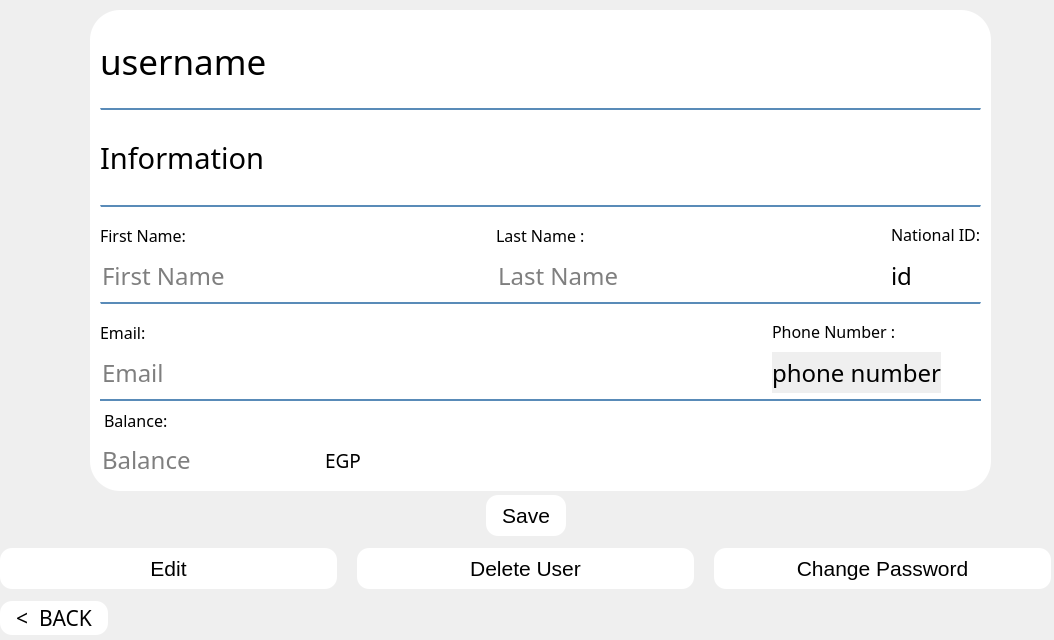
Above: wallet_proj_qt/simple_wallet/editprofile.ui from Mahossam36/Smart-Wallet-System before the change. Below: the same form after it.
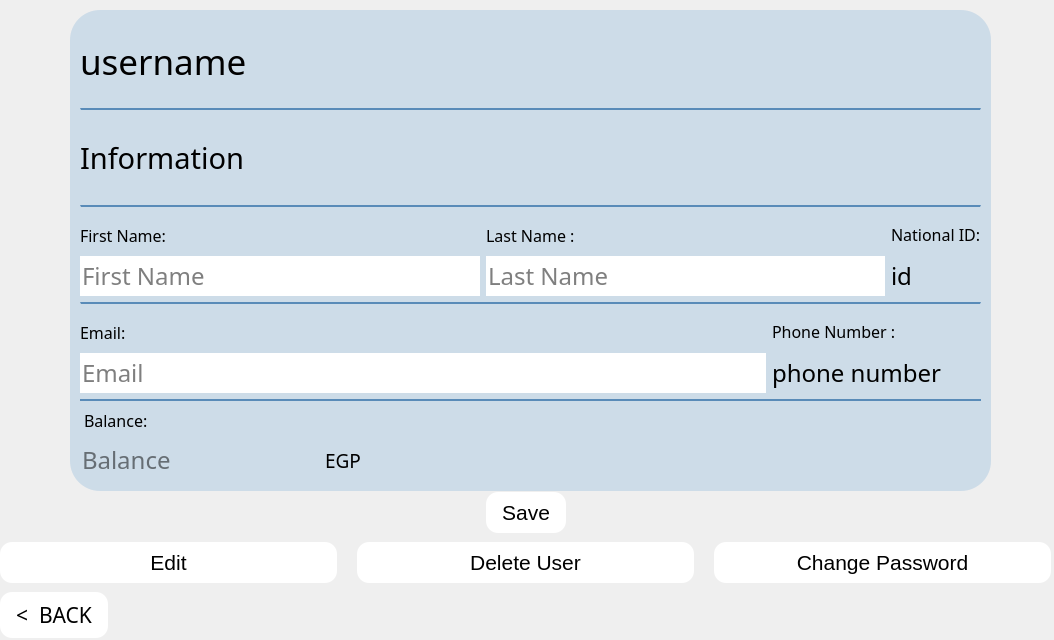
That is the form after the change. Icons and pictures are not drawn.

The edit to the form file:
```diff
--- a/wallet_proj_qt/simple_wallet/editprofile.ui
+++ b/wallet_proj_qt/simple_wallet/editprofile.ui
@@ -33,14 +33,14 @@
   <widget class="QLabel" name="label_9">
    <property name="geometry">
     <rect>
-     <x>90</x>
+     <x>70</x>
      <y>10</y>
-     <width>901</width>
+     <width>921</width>
      <height>481</height>
     </rect>
    </property>
    <property name="styleSheet">
-    <string notr="true">background-color: rgb(255, 255, 255);
+    <string notr="true">background-color: #cddce8;
 border-radius: 30px;         /* rounded corners */
     padding: 8px 16px;</string>
    </property>
@@ -80,7 +80,7 @@
        <widget class="QPushButton" name="save_pushButton">
         <property name="styleSheet">
          <string notr="true">QPushButton {
-    background-color: #ffffff;   /* dark blue */
+    background-color: #ffffff;   /* light blue */
     color: black;
     border: none;                /* no border line */
     border-radius: 12px;         /* rounded corners */
@@ -89,6 +89,7 @@
     background-image: none;      /* no image */
 }
 
+
 QPushButton:hover {
     background-color: #0D1B5A;   /* darker on hover */
 color: white;
@@ -123,7 +124,7 @@
        <widget class="QPushButton" name="edit_pushButton">
         <property name="styleSheet">
          <string notr="true">QPushButton {
-    background-color: #ffffff;   /* dark blue */
+    background-color: #ffffff;   /* light blue */
     color: black;
     border: none;                /* no border line */
     border-radius: 12px;         /* rounded corners */
@@ -132,6 +133,7 @@
     background-image: none;      /* no image */
 }
 
+
 QPushButton:hover {
     background-color: #0D1B5A;   /* darker on hover */
 color: white;
@@ -146,7 +148,7 @@
        <widget class="QPushButton" name="del_pushButton">
         <property name="styleSheet">
          <string notr="true">QPushButton {
-    background-color: #ffffff;   /* dark blue */
+    background-color: #ffffff;   /* light blue */
     color: black;
     border: none;                /* no border line */
     border-radius: 12px;         /* rounded corners */
@@ -155,6 +157,7 @@
     background-image: none;      /* no image */
 }
 
+
 QPushButton:hover {
     background-color: #0D1B5A;   /* darker on hover */
 color: white;
@@ -169,7 +172,7 @@
        <widget class="QPushButton" name="ChangePassword_Button">
         <property name="styleSheet">
          <string notr="true">QPushButton {
-    background-color: #ffffff;   /* dark blue */
+    background-color: #ffffff;   /* light blue */
     color: black;
     border: none;                /* no border line */
     border-radius: 12px;         /* rounded corners */
@@ -178,6 +181,7 @@
     background-image: none;      /* no image */
 }
 
+
 QPushButton:hover {
     background-color: #0D1B5A;   /* darker on hover */
 color: white;
@@ -202,15 +206,16 @@
         </property>
         <property name="styleSheet">
          <string notr="true">QPushButton {
-    background-color: #ffffff;   /* dark blue */
+    background-color: #ffffff;   /* light blue */
     color: black;
     border: none;                /* no border line */
     border-radius: 12px;         /* rounded corners */
-    padding: 2px 16px;
+    padding: 8px 16px;
     font-size: 21px;
     background-image: none;      /* no image */
 }
 
+
 QPushButton:hover {
     background-color: #0D1B5A;   /* darker on hover */
 color: white;
@@ -241,9 +246,9 @@
   <widget class="QWidget" name="verticalLayoutWidget">
    <property name="geometry">
     <rect>
-     <x>100</x>
+     <x>80</x>
      <y>20</y>
-     <width>881</width>
+     <width>901</width>
      <height>461</height>
     </rect>
    </property>
@@ -508,7 +513,10 @@
            </font>
           </property>
           <property name="autoFillBackground">
-           <bool>true</bool>
+           <bool>false</bool>
+          </property>
+          <property name="styleSheet">
+           <string notr="true">background-color:#cddce8</string>
           </property>
           <property name="frameShape">
            <enum>QFrame::Shape::NoFrame</enum>
@@ -574,6 +582,9 @@
               <pointsize>18</pointsize>
              </font>
             </property>
+            <property name="styleSheet">
+             <string notr="true">background-color:#cddce8</string>
+            </property>
             <property name="frame">
              <bool>false</bool>
             </property>
```
Left out of the diff: 10 changed lines with no effect on the pictures.
